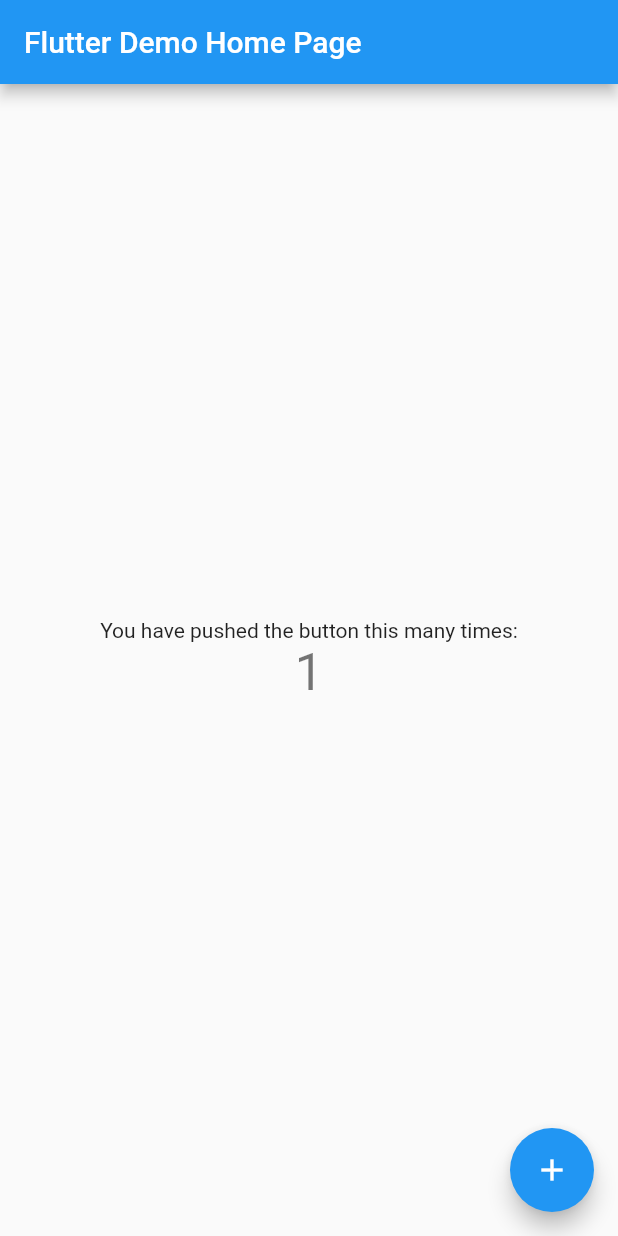
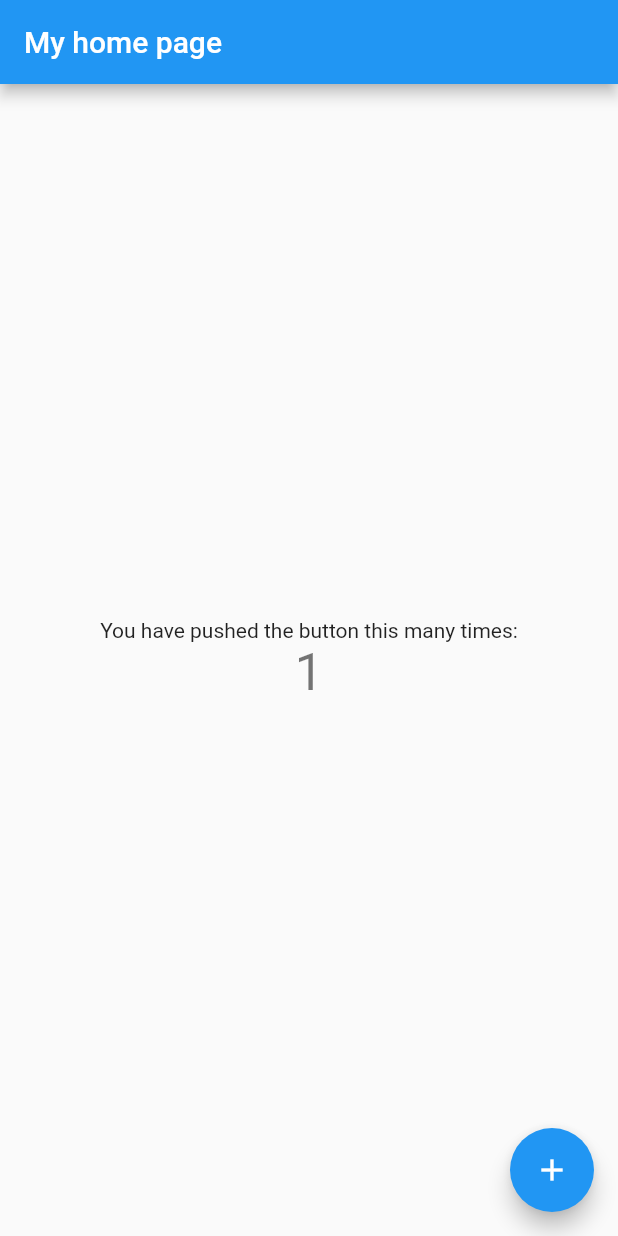
Before and after one commit to knuckleswolf/flutter-demo, a Flutter app: the screen it shows after launch, after a tap on the "add" icon, on a phone screen of 412 x 824 dp. Run offline on Flutter 3.47's test engine with Material 2 defaults, Android fonts, the phone set to English and light mode, and no system bars.

```diff
--- a/lib/main.dart
+++ b/lib/main.dart
@@ -1,11 +1,12 @@
 import 'package:flutter/material.dart';
+import 'package:places/gen/fonts.gen.dart';
 
 void main() {
-  runApp(const MyApp());
+  runApp(const App());
 }
 
-class MyApp extends StatelessWidget {
-  const MyApp({Key? key}) : super(key: key);
+class App extends StatelessWidget {
+  const App({super.key});
 
   @override
   Widget build(BuildContext context) {
@@ -14,15 +15,43 @@ class MyApp extends StatelessWidget {
       theme: ThemeData(
         primarySwatch: Colors.blue,
       ),
-      home: const MyHomePage(title: 'Flutter Demo Home Page'),
+      // home: const MyFirstWidget(title: 'Main page title'),
+      home: const MyHomePage(title: 'My home page'),
     );
   }
+}
+
+class MyFirstWidget extends StatelessWidget {
+  final String title;
+
+  const MyFirstWidget({super.key, required this.title});
+
+  @override
+  Widget build(BuildContext context) {
+    return Scaffold(
+      appBar: AppBar(
+        title: Text(title), // title
+      ),
+      body: Center(
+        child: Text(
+          'Hello! Title - $title', // title
+          style: const TextStyle(
+            fontFamily: FontFamily.roboto,
+          ),
+        ),
+      ),
+    );
+  }
+
+  // void showContext() {
+  // debugPrint('context: ${context.runtimeType}'); // context not found
+  // }
 }
 
 class MyHomePage extends StatefulWidget {
   final String title;
 
-  const MyHomePage({Key? key, required this.title}) : super(key: key);
+  const MyHomePage({super.key, required this.title});
 
   @override
   State<MyHomePage> createState() => _MyHomePageState();
@@ -33,6 +62,8 @@ class _MyHomePageState extends State<MyHomePage> {
 
   @override
   Widget build(BuildContext context) {
+    showContext(); // it's worked
+
     return Scaffold(
       appBar: AppBar(
         title: Text(widget.title),
@@ -59,6 +90,10 @@ class _MyHomePageState extends State<MyHomePage> {
     );
   }
 
+  void showContext() {
+    debugPrint('context: ${context.runtimeType}');
+  }
+
   void _incrementCounter() {
     setState(() {
       _counter++;
```
Also changed, not shown: 1 other file.
